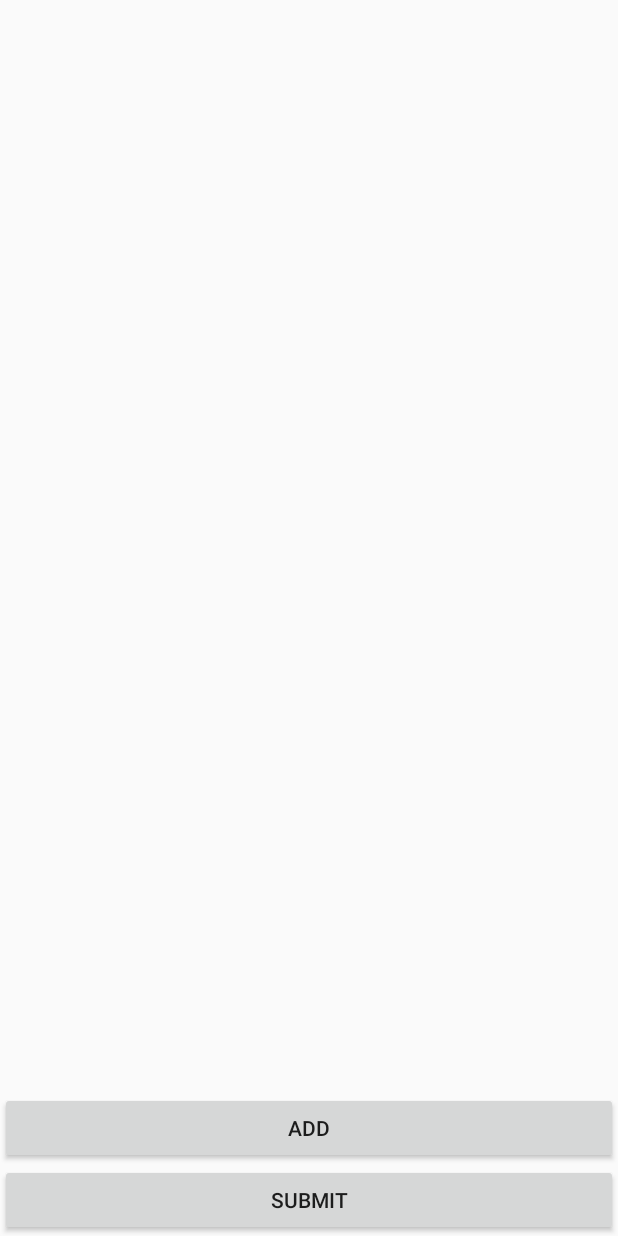
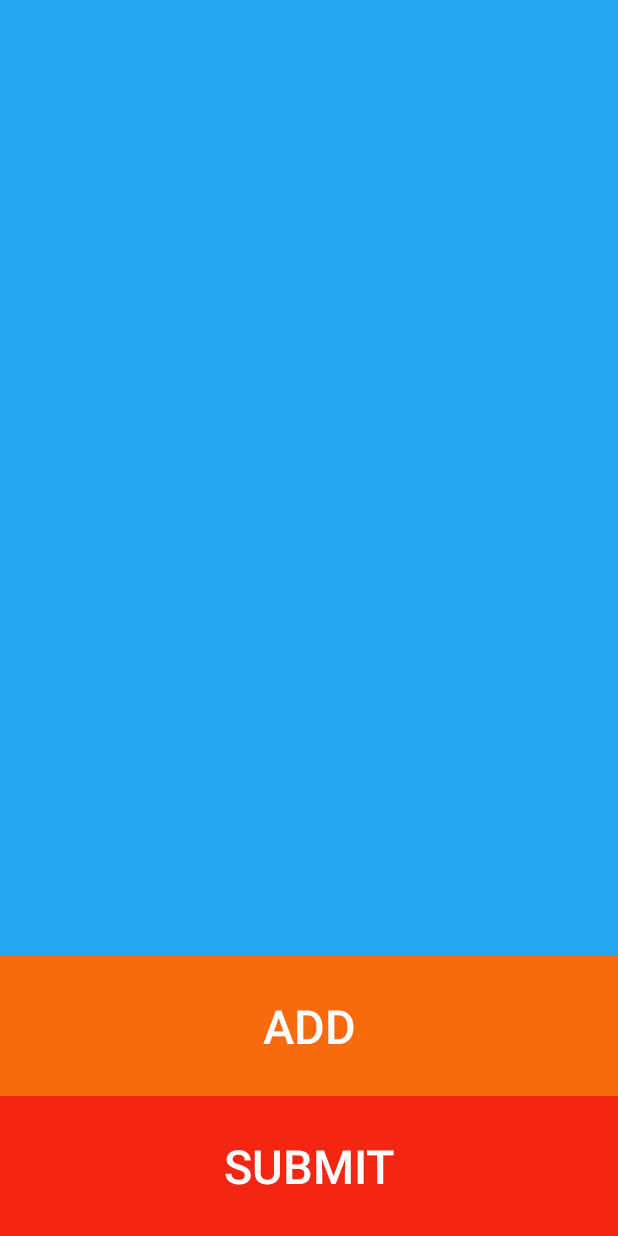
Before and after one commit to wujessica/Routime, an Android app: the screen it shows after launch (ListExercisesActivity), on a phone screen of 412 x 824 dp. Run offline under Robolectric (Android 15) with nearby library versions, the phone set to English and light mode, and no system bars; libraries missing offline, so code that uses them is left out: uk.co.chrisjenx; 1 statement that could not run was skipped.

Commit message:
matched the style to all the other activities

```diff
--- a/routime/src/main/java/me/jessicawu/routime/ListExercisesActivity.java
+++ b/routime/src/main/java/me/jessicawu/routime/ListExercisesActivity.java
@@ -11,6 +11,8 @@ import android.widget.ListView;
 
 import java.util.ArrayList;
 
+import uk.co.chrisjenx.calligraphy.CalligraphyConfig;
+
 /**
 * Created by scottso on 2014-05-29.
 */
@@ -22,6 +24,7 @@ public class ListExercisesActivity extends Activity implements AddWorkoutDialog.
     @Override
     protected void onCreate(Bundle savedInstanceState) {
         super.onCreate(savedInstanceState);
+        CalligraphyConfig.initDefault("fonts/SourceSansPro-Black.ttf", R.attr.fontPath);
         setContentView(R.layout.activity_listexercises);
 
         Button button = (Button) findViewById(R.id.add);
@@ -31,6 +34,8 @@ public class ListExercisesActivity extends Activity implements AddWorkoutDialog.
                 onAdd();
             }
         });
+
+
 
         listView = (ListView) findViewById(R.id.exercise_list);
         workout = new ArrayList<String>();
--- a/routime/src/main/res/layout/activity_listexercises.xml
+++ b/routime/src/main/res/layout/activity_listexercises.xml
@@ -7,10 +7,12 @@
     android:paddingTop="@dimen/activity_vertical_margin"
     android:paddingBottom="@dimen/activity_vertical_margin"
     android:screenOrientation="portrait"
-    tools:context="me.jessicawu.routime.ListExercisesActivity">
+    tools:context="me.jessicawu.routime.ListExercisesActivity"
+    android:background="#22A7F0"
+    >
 
     <ListView
-        android:background="#354353"
+        android:background="#22A7F0"
         android:layout_width="wrap_content"
         android:layout_height="wrap_content"
         android:id="@+id/exercise_list"
@@ -20,17 +22,27 @@
         android:id="@+id/add"
         android:text="@string/button_add"
         android:layout_width="fill_parent"
-        android:layout_height="wrap_content"
+        android:layout_height="140px"
         android:layout_above="@+id/submit"
         android:layout_alignParentRight="true"
-        android:layout_alignParentEnd="true" />
+        android:layout_alignParentEnd="true"
+        android:textSize="14pt"
+        android:textColor="#fff"
+        android:background="#F9690E"
+
+
+        />
 
     <Button
         android:id="@+id/submit"
         android:layout_width="fill_parent"
-        android:layout_height="wrap_content"
+        android:layout_height="140px"
         android:layout_alignParentBottom="true"
         android:layout_alignParentLeft="true"
-        android:text="@string/button_submit" />
+        android:text="@string/button_submit"
+        android:textSize="14pt"
+        android:textColor="#fff"
+        android:background="#F22613"
+        />
 
 </RelativeLayout>
--- a/routime/src/main/res/values/strings.xml
+++ b/routime/src/main/res/values/strings.xml
@@ -7,11 +7,11 @@
     <string name="hint_exercise_input">Enter your exercise name</string>
     <string name="hint_duration_input">Enter duration of exercise in seconds</string>
 
-    <string name="button_submit">Submit</string>
-    <string name="button_add">Add</string>
-    <string name="button_pause">Pause</string>
+    <string name="button_submit">SUBMIT</string>
+    <string name="button_add">ADD</string>
+    <string name="button_pause">PAUSE</string>
     <string name="button_continue">Continue</string>
-    <string name="button_restart">Restart</string>
+    <string name="button_restart">RESTART</string>
     <string name="button_cancel">Cancel</string>
 
 </resources>
```
Also changed, not shown: routime/src/main/res/layout/fragment_timer.xml (+11 -6 lines).
